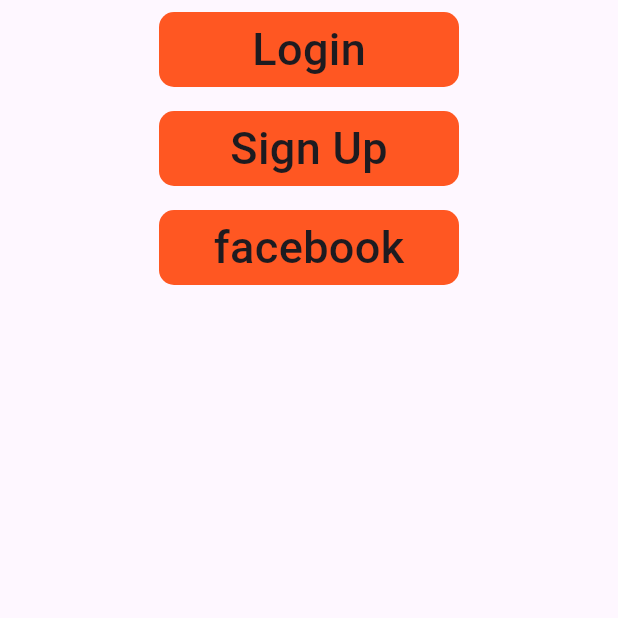
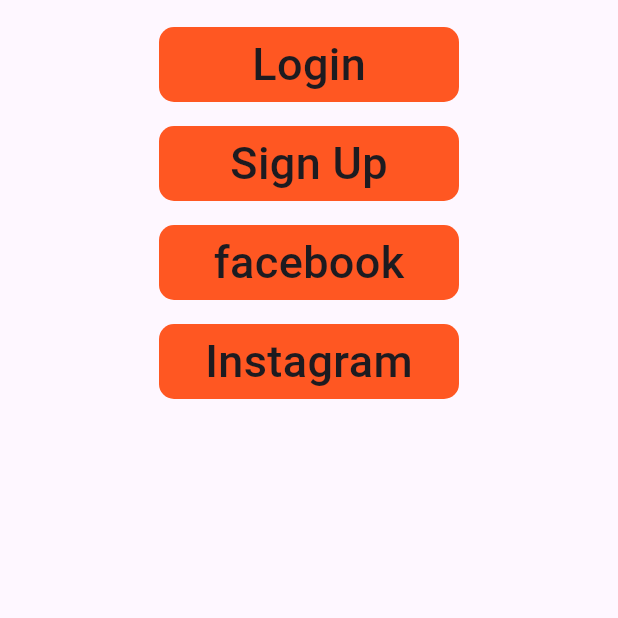
Before and after one commit to hayahahmed08/flutter_calculator_app, a Flutter app: the screen it shows after launch, on a phone screen of 412 x 824 dp, the top half of it. Run offline on Flutter 3.47's test engine with Material 3 defaults, Android fonts, the phone set to English and light mode, and no system bars.

Commit message:
reusable components

```diff
--- a/lib/home_screen.dart
+++ b/lib/home_screen.dart
@@ -14,9 +14,13 @@ class _HomeScreenState extends State<HomeScreen> {
       child: Scaffold(
         body: Column(
           children: [
+            SizedBox(
+              height: 10,
+            ),
             MyButton(title: "Login",),
             MyButton(title: "Sign Up",),
             MyButton(title: "facebook"),
+            MyButton(title: "Instagram"),
             SizedBox(
               height: 10,
             )
```
